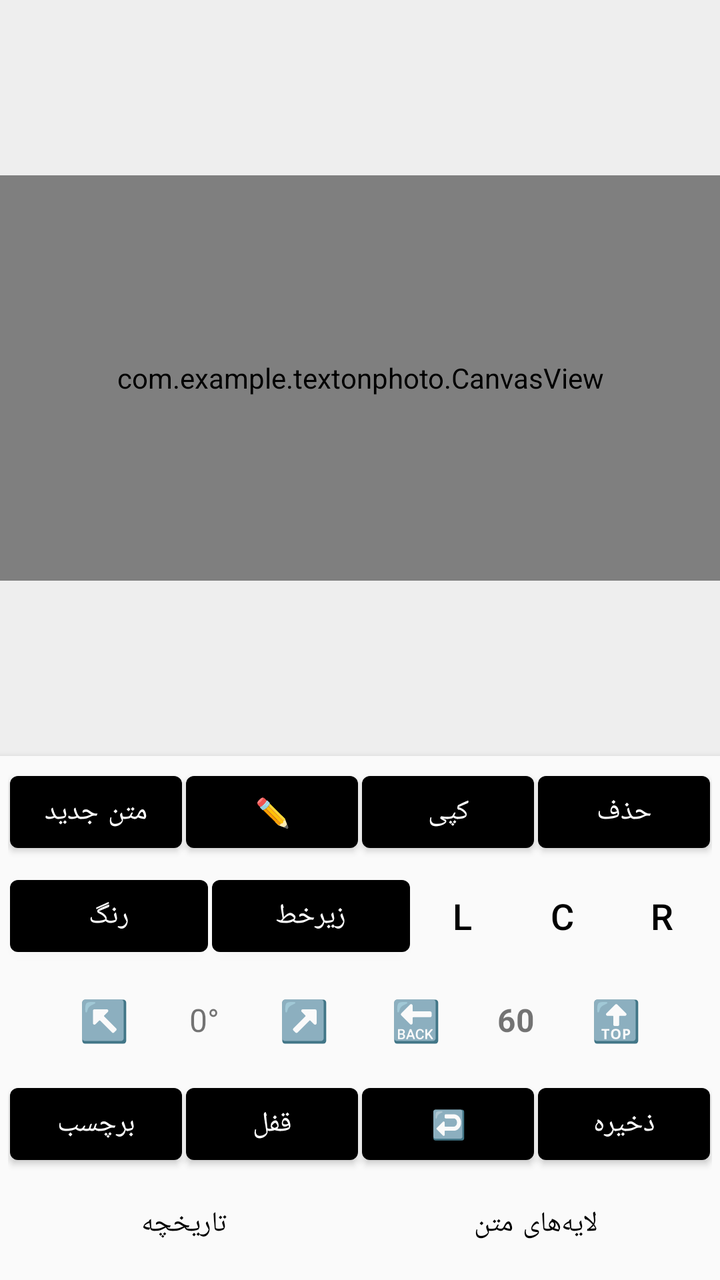
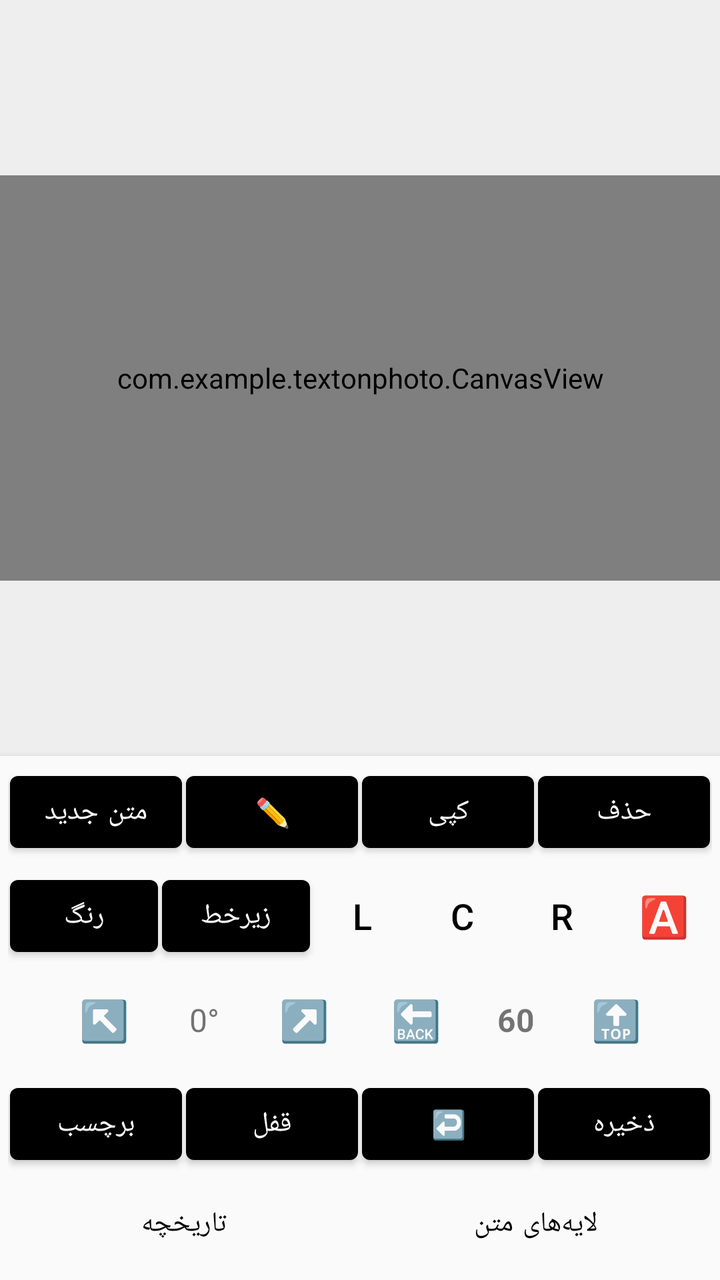

Two renders of the same Android screen: before a commit and after it. Below are the layout's source before the change and the commit's diff.
<!-- AndroidManifest.xml: application theme Theme.TextOnPhoto -->
<!-- res/layout/activity_main.xml -->
<?xml version="1.0" encoding="utf-8"?>
<androidx.constraintlayout.widget.ConstraintLayout xmlns:android="http://schemas.android.com/apk/res/android"
    xmlns:app="http://schemas.android.com/apk/res-auto"
    android:layout_width="match_parent"
    android:layout_height="match_parent"
    android:background="#EEEEEE">

    <FrameLayout
        android:id="@+id/canvasContainer"
        android:layout_width="0dp"
        android:layout_height="0dp"
        app:layout_constraintTop_toTopOf="parent"
        app:layout_constraintBottom_toTopOf="@+id/buttonPanel"
        app:layout_constraintStart_toStartOf="parent"
        app:layout_constraintEnd_toEndOf="parent"
        app:layout_constraintVertical_bias="0.5"
        app:layout_constraintDimensionRatio="16:9">

        <com.example.textonphoto.CanvasView
            android:id="@+id/canvasView"
            android:layout_width="match_parent"
            android:layout_height="match_parent"
            android:background="@android:color/white" />
    </FrameLayout>

    <LinearLayout
        android:id="@+id/buttonPanel"
        android:layout_width="match_parent"
        android:layout_height="wrap_content"
        android:orientation="vertical"
        android:gravity="center_horizontal"
        android:padding="4dp"
        android:background="#FAFAFA"
        android:elevation="4dp"
        app:layout_constraintBottom_toBottomOf="parent">

        
        <LinearLayout
            android:layout_width="match_parent"
            android:layout_height="wrap_content"
            android:gravity="center"
            android:paddingBottom="2dp">

            <com.google.android.material.button.MaterialButton
                android:id="@+id/btnAddText"
                style="@style/Widget.MaterialComponents.Button"
                android:layout_width="0dp" android:layout_height="48dp" android:layout_weight="1"
                android:text="متن جدید" android:textSize="14sp" android:layout_marginHorizontal="1dp" />

            <com.google.android.material.button.MaterialButton
                android:id="@+id/btnEdit"
                style="@style/Widget.MaterialComponents.Button"
                android:layout_width="0dp" android:layout_height="48dp" android:layout_weight="1"
                android:text="✏️" android:textSize="14sp" android:layout_marginHorizontal="1dp" />

            <com.google.android.material.button.MaterialButton
                android:id="@+id/btnCopy"
                style="@style/Widget.MaterialComponents.Button"
                android:layout_width="0dp" android:layout_height="48dp" android:layout_weight="1"
                android:text="کپی" android:textSize="14sp" android:layout_marginHorizontal="1dp" />

            <com.google.android.material.button.MaterialButton
                android:id="@+id/btnDelete"
                style="@style/Widget.MaterialComponents.Button"
                android:layout_width="0dp" android:layout_height="48dp" android:layout_weight="1"
                android:text="حذف" android:textSize="14sp" android:layout_marginHorizontal="1dp" />
        </LinearLayout>

        
        <LinearLayout
            android:layout_width="match_parent"
            android:layout_height="wrap_content"
            android:gravity="center"
            android:paddingVertical="2dp">

            <com.google.android.material.button.MaterialButton
                android:id="@+id/btnColor"
                style="@style/Widget.MaterialComponents.Button"
                android:layout_width="0dp" android:layout_height="48dp" android:layout_weight="1"
                android:text="رنگ" android:textSize="14sp" android:layout_marginHorizontal="1dp" />

            <com.google.android.material.button.MaterialButton
                android:id="@+id/btnStyle"
                style="@style/Widget.MaterialComponents.Button"
                android:layout_width="0dp" android:layout_height="48dp" android:layout_weight="1"
                android:text="زیرخط" android:textSize="14sp" android:layout_marginHorizontal="1dp" />

            
            <com.google.android.material.button.MaterialButton
                android:id="@+id/btnAlignLeft"
                style="@style/Widget.MaterialComponents.Button.TextButton"
                android:layout_width="48dp" android:layout_height="48dp"
                android:text="L" android:textSize="18sp" android:textColor="@android:color/black"
                android:layout_marginHorizontal="1dp" app:cornerRadius="24dp"
                android:minWidth="0dp" android:minHeight="0dp" android:padding="0dp"
                android:insetLeft="0dp" android:insetRight="0dp" />

            <com.google.android.material.button.MaterialButton
                android:id="@+id/btnAlignCenter"
                style="@style/Widget.MaterialComponents.Button.TextButton"
                android:layout_width="48dp" android:layout_height="48dp"
                android:text="C" android:textSize="18sp" android:textColor="@android:color/black"
                android:layout_marginHorizontal="1dp" app:cornerRadius="24dp"
                android:minWidth="0dp" android:minHeight="0dp" android:padding="0dp"
                android:insetLeft="0dp" android:insetRight="0dp" />

            <com.google.android.material.button.MaterialButton
                android:id="@+id/btnAlignRight"
                style="@style/Widget.MaterialComponents.Button.TextButton"
                android:layout_width="48dp" android:layout_height="48dp"
                android:text="R" android:textSize="18sp" android:textColor="@android:color/black"
                android:layout_marginHorizontal="1dp" app:cornerRadius="24dp"
                android:minWidth="0dp" android:minHeight="0dp" android:padding="0dp"
                android:insetLeft="0dp" android:insetRight="0dp" />
        </LinearLayout>

        
        <LinearLayout
            android:layout_width="match_parent"
            android:layout_height="wrap_content"
            android:gravity="center"
            android:paddingVertical="2dp">

            <com.google.android.material.button.MaterialButton
                android:id="@+id/btnRotateLeft"
                style="@style/Widget.MaterialComponents.Button.TextButton"
                android:layout_width="48dp" android:layout_height="48dp"
                android:text="↖️" android:textSize="20sp"
                android:layout_marginEnd="2dp"
                app:cornerRadius="24dp"
                android:minWidth="0dp" android:minHeight="0dp" android:padding="0dp"
                android:insetLeft="0dp" android:insetRight="0dp" />

            <TextView
                android:id="@+id/tvRotation"
                android:layout_width="wrap_content" android:layout_height="48dp"
                android:gravity="center" android:minWidth="48dp"
                android:text="0°" android:textSize="16sp" />

            <com.google.android.material.button.MaterialButton
                android:id="@+id/btnRotateRight"
                style="@style/Widget.MaterialComponents.Button.TextButton"
                android:layout_width="48dp" android:layout_height="48dp"
                android:text="↗️" android:textSize="20sp"
                android:layout_marginStart="2dp"
                app:cornerRadius="24dp"
                android:minWidth="0dp" android:minHeight="0dp" android:padding="0dp"
                android:insetLeft="0dp" android:insetRight="0dp" />

            <View android:layout_width="8dp" android:layout_height="0dp" />

            <com.google.android.material.button.MaterialButton
                android:id="@+id/btnZoomOut"
                style="@style/Widget.MaterialComponents.Button.TextButton"
                android:layout_width="48dp" android:layout_height="48dp"
                android:text="🔙" android:textSize="20sp"
                android:layout_marginEnd="2dp"
                app:cornerRadius="24dp"
                android:minWidth="0dp" android:minHeight="0dp" android:padding="0dp"
                android:insetLeft="0dp" android:insetRight="0dp" />

            <TextView
                android:id="@+id/tvSize"
                android:layout_width="wrap_content" android:layout_height="48dp"
                android:gravity="center" android:minWidth="48dp"
                android:text="60" android:textSize="16sp" android:textStyle="bold" />

            <com.google.android.material.button.MaterialButton
                android:id="@+id/btnZoomIn"
                style="@style/Widget.MaterialComponents.Button.TextButton"
                android:layout_width="48dp" android:layout_height="48dp"
                android:text="🔝" android:textSize="20sp"
                android:layout_marginStart="2dp"
                app:cornerRadius="24dp"
                android:minWidth="0dp" android:minHeight="0dp" android:padding="0dp"
                android:insetLeft="0dp" android:insetRight="0dp" />
        </LinearLayout>

        
        <LinearLayout
            android:layout_width="match_parent"
            android:layout_height="wrap_content"
            android:gravity="center"
            android:paddingTop="2dp">

            <com.google.android.material.button.MaterialButton
                android:id="@+id/btnSticker"
                style="@style/Widget.MaterialComponents.Button"
                android:layout_width="0dp" android:layout_height="48dp" android:layout_weight="1"
                android:text="برچسب" android:textSize="14sp" android:layout_marginHorizontal="1dp" />

            <com.google.android.material.button.MaterialButton
                android:id="@+id/btnLock"
                style="@style/Widget.MaterialComponents.Button"
                android:layout_width="0dp" android:layout_height="48dp" android:layout_weight="1"
                android:text="قفل" android:textSize="14sp" android:layout_marginHorizontal="1dp" />

            <com.google.android.material.button.MaterialButton
                android:id="@+id/btnUndo"
                style="@style/Widget.MaterialComponents.Button"
                android:layout_width="0dp" android:layout_height="48dp" android:layout_weight="1"
                android:text="↩️" android:textSize="14sp" android:layout_marginHorizontal="1dp" />

            <com.google.android.material.button.MaterialButton
                android:id="@+id/btnSave"
                style="@style/Widget.MaterialComponents.Button"
                android:layout_width="0dp" android:layout_height="48dp" android:layout_weight="1"
                android:text="ذخیره" android:textSize="14sp" android:layout_marginHorizontal="1dp" />
        </LinearLayout>

        
        <LinearLayout
            android:layout_width="match_parent"
            android:layout_height="wrap_content"
            android:gravity="center"
            android:paddingTop="2dp">

            <com.google.android.material.button.MaterialButton
                android:id="@+id/btnHistory"
                style="@style/Widget.MaterialComponents.Button.TextButton"
                android:layout_width="0dp" android:layout_height="48dp" android:layout_weight="1"
                android:text="تاریخچه" android:textSize="14sp" android:layout_marginHorizontal="1dp" />

            <com.google.android.material.button.MaterialButton
                android:id="@+id/btnTextLayers"
                style="@style/Widget.MaterialComponents.Button.TextButton"
                android:layout_width="0dp" android:layout_height="48dp" android:layout_weight="1"
                android:text="لایه‌های متن" android:textSize="14sp" android:layout_marginHorizontal="1dp" />
        </LinearLayout>
    </LinearLayout>

</androidx.constraintlayout.widget.ConstraintLayout>
<!-- resources referenced by this layout -->
<resources>
  <style name="Theme.TextOnPhoto" parent="Theme.MaterialComponents.DayNight.DarkActionBar">
          <item name="colorPrimary">#000000</item>
          <item name="colorPrimaryVariant">#000000</item>
          <item name="colorOnPrimary">@android:color/white</item>
      </style>
</resources>

<!-- the commit's change to res/layout/activity_main.xml (unified diff, before → after) -->
@@ -85,7 +85,6 @@
                 android:layout_width="0dp" android:layout_height="48dp" android:layout_weight="1"
                 android:text="زیرخط" android:textSize="14sp" android:layout_marginHorizontal="1dp" />
 
-            
             <com.google.android.material.button.MaterialButton
                 android:id="@+id/btnAlignLeft"
                 style="@style/Widget.MaterialComponents.Button.TextButton"
@@ -112,6 +111,16 @@
                 android:layout_marginHorizontal="1dp" app:cornerRadius="24dp"
                 android:minWidth="0dp" android:minHeight="0dp" android:padding="0dp"
                 android:insetLeft="0dp" android:insetRight="0dp" />
+
+            
+            <com.google.android.material.button.MaterialButton
+                android:id="@+id/btnCenterElement"
+                style="@style/Widget.MaterialComponents.Button.TextButton"
+                android:layout_width="48dp" android:layout_height="48dp"
+                android:text="🅰️" android:textSize="20sp"
+                android:layout_marginStart="2dp" app:cornerRadius="24dp"
+                android:minWidth="0dp" android:minHeight="0dp" android:padding="0dp"
+                android:insetLeft="0dp" android:insetRight="0dp" />
         </LinearLayout>
 
         
@@ -126,8 +135,7 @@
                 style="@style/Widget.MaterialComponents.Button.TextButton"
                 android:layout_width="48dp" android:layout_height="48dp"
                 android:text="↖️" android:textSize="20sp"
-                android:layout_marginEnd="2dp"
-                app:cornerRadius="24dp"
+                android:layout_marginEnd="2dp" app:cornerRadius="24dp"
                 android:minWidth="0dp" android:minHeight="0dp" android:padding="0dp"
                 android:insetLeft="0dp" android:insetRight="0dp" />
 
@@ -142,8 +150,7 @@
                 style="@style/Widget.MaterialComponents.Button.TextButton"
                 android:layout_width="48dp" android:layout_height="48dp"
                 android:text="↗️" android:textSize="20sp"
-                android:layout_marginStart="2dp"
-                app:cornerRadius="24dp"
+                android:layout_marginStart="2dp" app:cornerRadius="24dp"
                 android:minWidth="0dp" android:minHeight="0dp" android:padding="0dp"
                 android:insetLeft="0dp" android:insetRight="0dp" />
 
@@ -154,8 +161,7 @@
                 style="@style/Widget.MaterialComponents.Button.TextButton"
                 android:layout_width="48dp" android:layout_height="48dp"
                 android:text="🔙" android:textSize="20sp"
-                android:layout_marginEnd="2dp"
-                app:cornerRadius="24dp"
+                android:layout_marginEnd="2dp" app:cornerRadius="24dp"
                 android:minWidth="0dp" android:minHeight="0dp" android:padding="0dp"
                 android:insetLeft="0dp" android:insetRight="0dp" />
 
@@ -170,8 +176,7 @@
                 style="@style/Widget.MaterialComponents.Button.TextButton"
                 android:layout_width="48dp" android:layout_height="48dp"
                 android:text="🔝" android:textSize="20sp"
-                android:layout_marginStart="2dp"
-                app:cornerRadius="24dp"
+                android:layout_marginStart="2dp" app:cornerRadius="24dp"
                 android:minWidth="0dp" android:minHeight="0dp" android:padding="0dp"
                 android:insetLeft="0dp" android:insetRight="0dp" />
         </LinearLayout>
